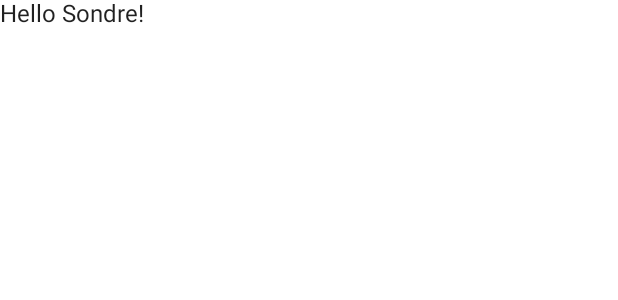
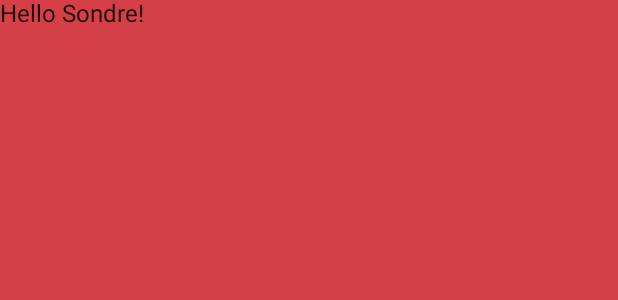
Before and after one commit to engson/WorkoutApp, an Android app built with Jetpack Compose: the @Preview function DefaultPreview, on a phone screen of 412 x 824 dp. Shown: the top 300 px of the screen. Run offline under Robolectric (Android 15) with nearby library versions, the phone set to English and light mode, and no system bars.

Commit message:
Change bg col

```diff
--- a/gymind/app/src/main/java/com/sondreweb/gymind/MainActivity.kt
+++ b/gymind/app/src/main/java/com/sondreweb/gymind/MainActivity.kt
@@ -29,7 +29,7 @@ fun Greeting(name: String) {
     Text(text = "Hello $name!")
 }
 
-@Preview(showBackground = true)
+@Preview(name= "test ", showBackground = true, backgroundColor = 0xffd43f48)
 @Composable
 fun DefaultPreview() {
     GyMindTheme {
```
